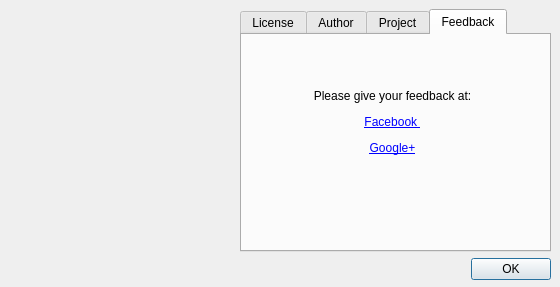
Old version of the form ui/vicky_dialog.ui in the repository fmf437/vicky.
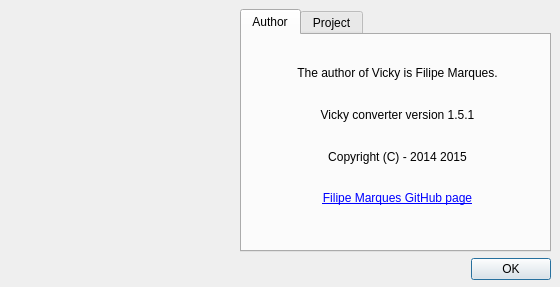
New version of the form. The open tabs and pages were chosen to show the change. Icons and pictures are not drawn.

```diff
--- a/ui/vicky_dialog.ui
+++ b/ui/vicky_dialog.ui
@@ -68,56 +68,17 @@
       <property name="currentIndex">
        <number>0</number>
       </property>
-      <widget class="QWidget" name="tab">
-       <attribute name="title">
-        <string>License</string>
-       </attribute>
-       <widget class="QTextBrowser" name="textBrowser">
-        <property name="geometry">
-         <rect>
-          <x>0</x>
-          <y>0</y>
-          <width>301</width>
-          <height>201</height>
-         </rect>
-        </property>
-        <property name="documentTitle">
-         <string notr="true"/>
-        </property>
-        <property name="html">
-         <string notr="true">&lt;!DOCTYPE HTML PUBLIC &quot;-//W3C//DTD HTML 4.0//EN&quot; &quot;http://www.w3.org/TR/REC-html40/strict.dtd&quot;&gt;
-&lt;html&gt;&lt;head&gt;&lt;meta name=&quot;qrichtext&quot; content=&quot;1&quot; /&gt;&lt;style type=&quot;text/css&quot;&gt;
-p, li { white-space: pre-wrap; }
-&lt;/style&gt;&lt;/head&gt;&lt;body style=&quot; font-family:'Source Sans Pro'; font-size:11pt; font-weight:400; font-style:normal;&quot;&gt;
-&lt;p style=&quot;-qt-paragraph-type:empty; margin-top:0px; margin-bottom:0px; margin-left:0px; margin-right:0px; -qt-block-indent:0; text-indent:0px;&quot;&gt;&lt;br /&gt;&lt;/p&gt;&lt;/body&gt;&lt;/html&gt;</string>
-        </property>
-        <property name="textInteractionFlags">
-         <set>Qt::TextSelectableByMouse</set>
-        </property>
-        <property name="source">
-         <url>
-          <string>qrc:/license/GNUGPLv3.txt</string>
-         </url>
-        </property>
-        <property name="openExternalLinks">
-         <bool>false</bool>
-        </property>
-        <property name="openLinks">
-         <bool>false</bool>
-        </property>
-       </widget>
-      </widget>
       <widget class="QWidget" name="tab_3">
        <attribute name="title">
         <string>Author</string>
        </attribute>
-       <widget class="QWidget" name="">
+       <widget class="QWidget" name="layoutWidget">
         <property name="geometry">
          <rect>
           <x>0</x>
-          <y>40</y>
+          <y>20</y>
           <width>311</width>
-          <height>100</height>
+          <height>161</height>
          </rect>
         </property>
         <layout class="QVBoxLayout" name="verticalLayout_3">
@@ -134,7 +95,7 @@
          <item>
           <widget class="QLabel" name="label_9">
            <property name="text">
-            <string>Vicky converter version 1.5.0</string>
+            <string>Vicky converter version 1.5.1</string>
            </property>
            <property name="alignment">
             <set>Qt::AlignCenter</set>
@@ -181,6 +142,26 @@
          </rect>
         </property>
         <layout class="QVBoxLayout" name="verticalLayout">
+         <item>
+          <widget class="QLabel" name="label_4">
+           <property name="text">
+            <string>This project is licensed under:</string>
+           </property>
+          </widget>
+         </item>
+         <item>
+          <widget class="QLabel" name="label_5">
+           <property name="text">
+            <string>&lt;html&gt;&lt;head/&gt;&lt;body&gt;&lt;p&gt;&lt;a href=&quot;http://www.gnu.org/licenses/gpl-3.0.html&quot;&gt;&lt;span style=&quot; text-decoration: underline; color:#0000ff;&quot;&gt;GNU GPL v.3&lt;/span&gt;&lt;/a&gt;&lt;/p&gt;&lt;/body&gt;&lt;/html&gt;</string>
+           </property>
+           <property name="alignment">
+            <set>Qt::AlignCenter</set>
+           </property>
+           <property name="openExternalLinks">
+            <bool>true</bool>
+           </property>
+          </widget>
+         </item>
          <item>
           <widget class="QLabel" name="label_2">
            <property name="text">
@@ -207,72 +188,6 @@
         </layout>
        </widget>
       </widget>
-      <widget class="QWidget" name="tab_4">
-       <attribute name="title">
-        <string>Feedback</string>
-       </attribute>
-       <widget class="QLabel" name="label_5">
-        <property name="geometry">
-         <rect>
-          <x>60</x>
-          <y>90</y>
-          <width>67</width>
-          <height>17</height>
-         </rect>
-        </property>
-        <property name="text">
-         <string/>
-        </property>
-       </widget>
-       <widget class="QWidget" name="">
-        <property name="geometry">
-         <rect>
-          <x>60</x>
-          <y>50</y>
-          <width>181</width>
-          <height>74</height>
-         </rect>
-        </property>
-        <layout class="QVBoxLayout" name="verticalLayout_2">
-         <item>
-          <widget class="QLabel" name="label_4">
-           <property name="text">
-            <string>Please give your feedback at:</string>
-           </property>
-           <property name="alignment">
-            <set>Qt::AlignCenter</set>
-           </property>
-          </widget>
-         </item>
-         <item>
-          <widget class="QLabel" name="label_6">
-           <property name="text">
-            <string>&lt;html&gt;&lt;head/&gt;&lt;body&gt;&lt;p&gt;&lt;a href=&quot;https://www.facebook.com/youxuse&quot;&gt;&lt;span style=&quot; text-decoration: underline; color:#0000ff;&quot;&gt;Facebook &lt;/span&gt;&lt;/a&gt;&lt;/p&gt;&lt;/body&gt;&lt;/html&gt;</string>
-           </property>
-           <property name="alignment">
-            <set>Qt::AlignCenter</set>
-           </property>
-           <property name="openExternalLinks">
-            <bool>true</bool>
-           </property>
-          </widget>
-         </item>
-         <item>
-          <widget class="QLabel" name="label_7">
-           <property name="text">
-            <string>&lt;html&gt;&lt;head/&gt;&lt;body&gt;&lt;p&gt;&lt;a href=&quot;https://plus.google.com/u/0/b/116778377892072300095/&quot;&gt;&lt;span style=&quot; text-decoration: underline; color:#0000ff;&quot;&gt;Google+&lt;/span&gt;&lt;/a&gt;&lt;/p&gt;&lt;/body&gt;&lt;/html&gt;</string>
-           </property>
-           <property name="alignment">
-            <set>Qt::AlignCenter</set>
-           </property>
-           <property name="openExternalLinks">
-            <bool>true</bool>
-           </property>
-          </widget>
-         </item>
-        </layout>
-       </widget>
-      </widget>
      </widget>
     </item>
    </layout>
```
Left out of the diff: 16 changed lines with no effect on the pictures.
